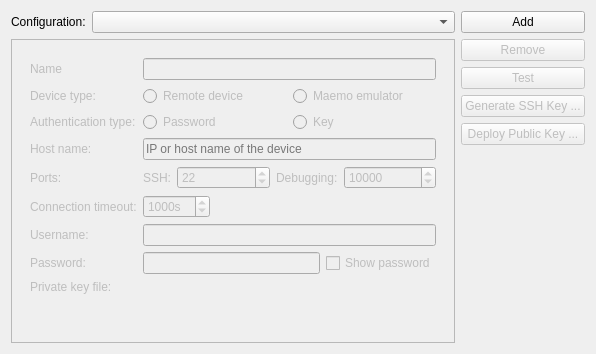
Before: the Qt Designer form src/plugins/qt4projectmanager/qt-maemo/maemosettingswidget.ui in qt-creator/qt-creator, drawn with Qt 5.
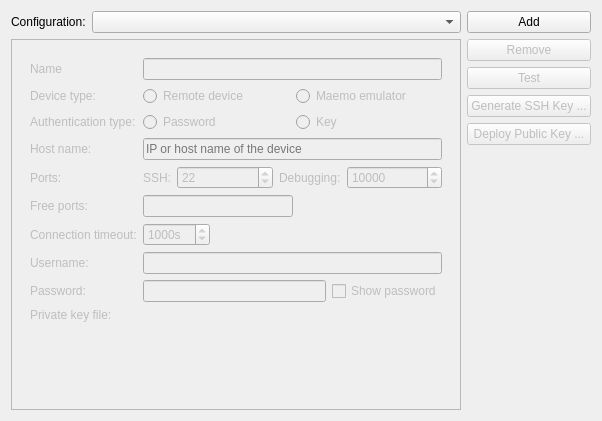
After: the same form once the commit is applied. Custom widgets are drawn as their Qt base class.

Commit message:
Maemo: Implement GUI for per-device port specification.
Currently hidden.

Diff of the .ui file:
```diff
--- a/src/plugins/qt4projectmanager/qt-maemo/maemosettingswidget.ui
+++ b/src/plugins/qt4projectmanager/qt-maemo/maemosettingswidget.ui
@@ -6,8 +6,8 @@
    <rect>
     <x>0</x>
     <y>0</y>
-    <width>596</width>
-    <height>354</height>
+    <width>602</width>
+    <height>421</height>
    </rect>
   </property>
   <property name="windowTitle">
@@ -209,13 +209,44 @@
             </layout>
            </item>
            <item row="5" column="0">
+            <widget class="QLabel" name="freePortsLabel">
+             <property name="text">
+              <string>Free ports:</string>
+             </property>
+            </widget>
+           </item>
+           <item row="5" column="1">
+            <layout class="QHBoxLayout" name="horizontalLayout_7">
+             <item>
+              <widget class="QLineEdit" name="portsLineEdit">
+               <property name="toolTip">
+                <string>You can enter lists and ranges like this: 1024,1026-1028,1030</string>
+               </property>
+              </widget>
+             </item>
+             <item>
+              <spacer name="horizontalSpacer_2">
+               <property name="orientation">
+                <enum>Qt::Horizontal</enum>
+               </property>
+               <property name="sizeHint" stdset="0">
+                <size>
+                 <width>40</width>
+                 <height>20</height>
+                </size>
+               </property>
+              </spacer>
+             </item>
+            </layout>
+           </item>
+           <item row="6" column="0">
             <widget class="QLabel" name="connectionTimeoutLabel">
              <property name="text">
               <string>Connection timeout:</string>
              </property>
             </widget>
            </item>
-           <item row="5" column="1">
+           <item row="6" column="1">
             <layout class="QHBoxLayout" name="horizontalLayout_5">
              <item>
               <widget class="QSpinBox" name="timeoutSpinBox">
@@ -248,24 +279,24 @@
              </item>
             </layout>
            </item>
-           <item row="6" column="0">
+           <item row="7" column="0">
             <widget class="QLabel" name="userNameLabel">
              <property name="text">
               <string>Username:</string>
              </property>
             </widget>
            </item>
-           <item row="6" column="1">
+           <item row="7" column="1">
             <widget class="QLineEdit" name="userLineEdit"/>
            </item>
-           <item row="7" column="0">
+           <item row="8" column="0">
             <widget class="QLabel" name="passwordLabel">
              <property name="text">
               <string>Password:</string>
              </property>
             </widget>
            </item>
-           <item row="7" column="1">
+           <item row="8" column="1">
             <layout class="QHBoxLayout" name="horizontalLayout_6">
              <item>
               <widget class="QLineEdit" name="pwdLineEdit">
@@ -283,14 +314,14 @@
              </item>
             </layout>
            </item>
-           <item row="8" column="0">
+           <item row="9" column="0">
             <widget class="QLabel" name="keyLabel">
              <property name="text">
               <string>Private key file:</string>
              </property>
             </widget>
            </item>
-           <item row="8" column="1">
+           <item row="9" column="1">
             <widget class="Utils::PathChooser" name="keyFileLineEdit" native="true"/>
            </item>
           </layout>
```
Left out of the diff: 45 changed lines with no effect on the pictures. The commit also changes 4 other files.
